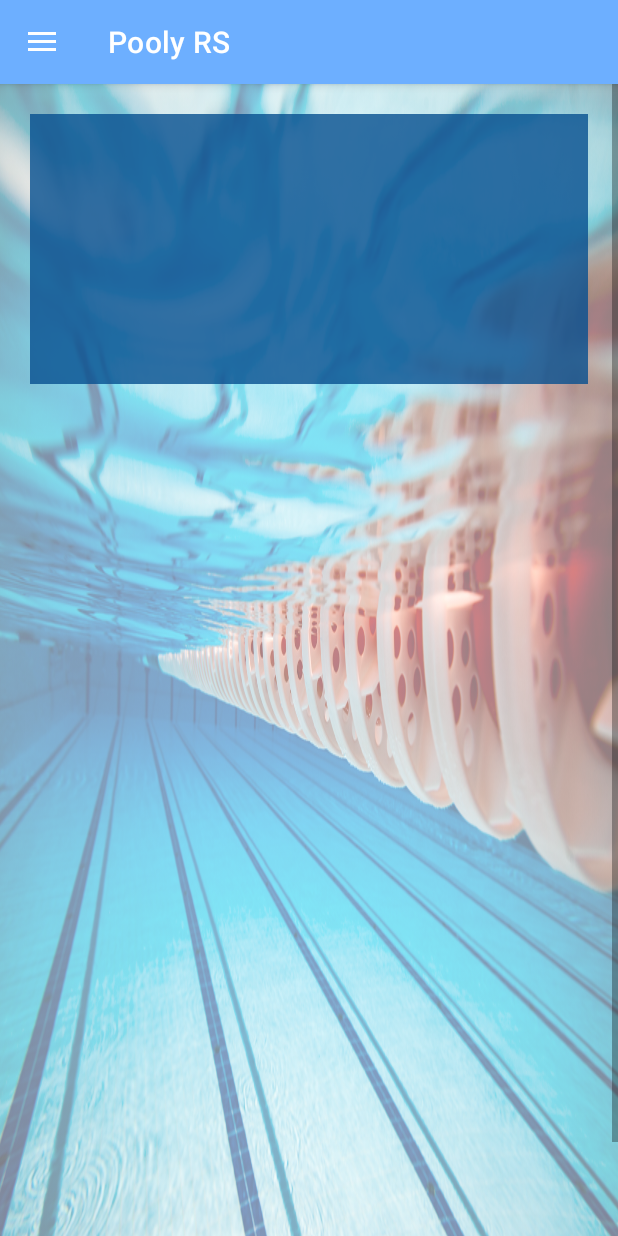
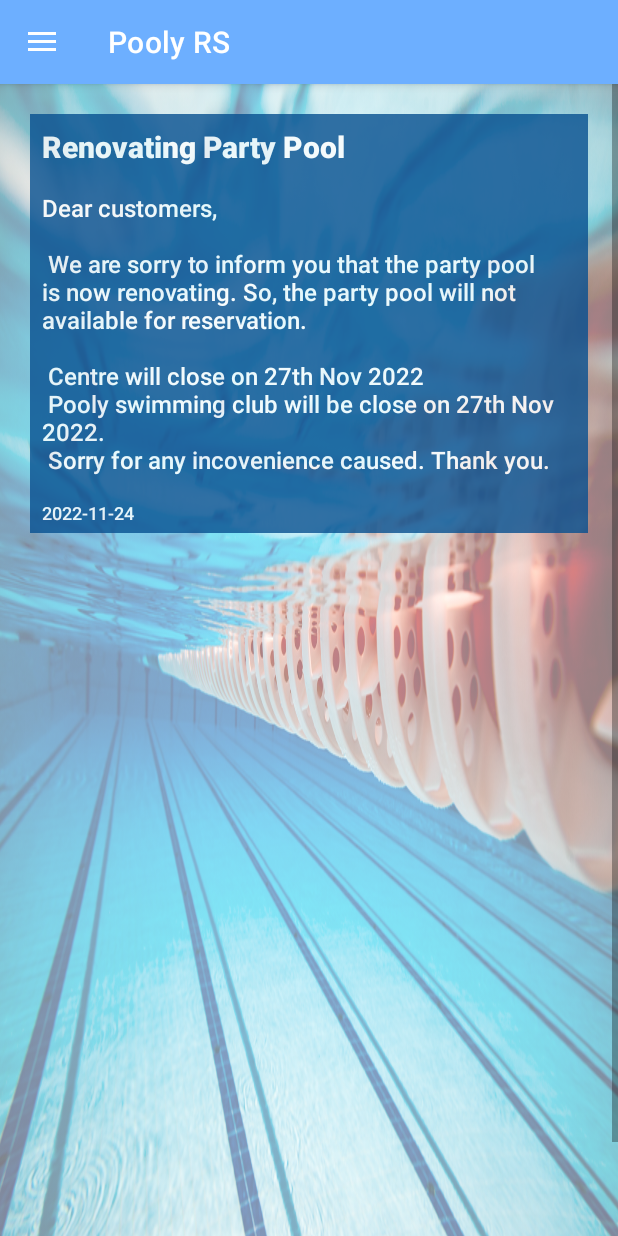
Before and after one commit to CrazyJoey4/SwimmingPoolReservationSystem, an Android app: the MainActivity screen opened directly, with no data from a screen before it, in the side drawer, after a tap on "Announcement", on a phone screen of 412 x 824 dp. Run offline under Robolectric (Android 15) with nearby library versions, the phone set to English and light mode, and no system bars; our stand-ins replace Firebase (no records; nobody signed in at launch, a user with empty details on screens opened directly); libraries missing offline, so code that uses them is left out: com.denzcoskun.imageslider; 8 statements that could not run were skipped.

Commit message:
Version update

```diff
--- a/SwimmingPool_RS/app/src/main/AndroidManifest.xml
+++ b/SwimmingPool_RS/app/src/main/AndroidManifest.xml
@@ -24,6 +24,9 @@
         <activity
             android:name=".MainActivity"
             android:exported="false" />
+        <activity
+            android:name=".EditActivity"
+            android:exported="false" />
 
         <activity
             android:name=".LoginActivity"
--- a/SwimmingPool_RS/app/src/main/java/com/example/swimmingpool_rs/AnnouncementFragment.java
+++ b/SwimmingPool_RS/app/src/main/java/com/example/swimmingpool_rs/AnnouncementFragment.java
@@ -60,6 +60,11 @@ public class AnnouncementFragment extends Fragment {
             aContent.setText(a.getContent());
             aDate.setText(a.getDatetime());
         }
-
+        else
+        {
+            aTitle.setText(R.string.notice);
+            aContent.setText(R.string.content);
+            aDate.setText("2022-11-24");
+        }
     }
 }
--- a/SwimmingPool_RS/app/src/main/java/com/example/swimmingpool_rs/DBHandler.java
+++ b/SwimmingPool_RS/app/src/main/java/com/example/swimmingpool_rs/DBHandler.java
@@ -131,7 +131,7 @@ public class DBHandler extends SQLiteOpenHelper {
 
     @SuppressLint("Range")
     public Profile getUserDetails(String username) {
-        String sql = "SELECT * FROM users WHERE Username = " + username + ";";
+        String sql = "SELECT * FROM users WHERE Username = '" + username + "';";
 
         Cursor c = null;
         Profile entry = null;
--- a/SwimmingPool_RS/app/src/main/java/com/example/swimmingpool_rs/ProfileFragment.java
+++ b/SwimmingPool_RS/app/src/main/java/com/example/swimmingpool_rs/ProfileFragment.java
@@ -12,11 +12,14 @@ import android.widget.TextView;
 import androidx.annotation.NonNull;
 import androidx.annotation.Nullable;
 import androidx.fragment.app.Fragment;
+import androidx.fragment.app.FragmentManager;
+import androidx.fragment.app.FragmentTransaction;
 
 import com.google.android.material.navigation.NavigationView;
 
 public class ProfileFragment extends Fragment {
     private DBHandler dbHandler;
+    private Profile profile;
 
     @Nullable
     @Override
@@ -40,23 +43,30 @@ public class ProfileFragment extends Fragment {
         TextView pEmail = view.findViewById(R.id.et_email);
         TextView pContact = view.findViewById(R.id.et_contact);
 
-        Profile profile = new Profile();
-        profile = dbHandler.getUserDetails(navUsername.toString());
+        dbHandler = new DBHandler(getActivity());
 
-        pUsername.setText(profile.getUsername());
-        pFname.setText(profile.getUser_fullname());
-        pDob.setText(profile.getUser_dob());
-        pGender.setText(profile.getUser_gender());
-        pEmail.setText(profile.getUser_email());
-        pContact.setText(profile.getUser_contact());
+        if(name != null)
+        {
+            profile = dbHandler.getUserDetails(name);
 
+            if(profile != null)
+            {
+                pUsername.setText(profile.getUsername());
+                pFname.setText(profile.getUser_fullname());
+                pDob.setText(profile.getUser_dob());
+                pGender.setText(profile.getUser_gender());
+                pEmail.setText(profile.getUser_email());
+                pContact.setText(profile.getUser_contact());
+            }
+        }
 
         ImageButton editProfile = view.findViewById(R.id.editProfile);
+
         editProfile.setOnClickListener(new View.OnClickListener() {
             @Override
             public void onClick(View v) {
-                Intent intent = new Intent(getActivity(), EditActivity.class);
-                startActivity(intent);
+                Intent in = new Intent(getActivity(), EditActivity.class);
+                startActivity(in);
             }
         });
     }
--- a/SwimmingPool_RS/app/src/main/res/layout/fragment_announcement.xml
+++ b/SwimmingPool_RS/app/src/main/res/layout/fragment_announcement.xml
@@ -9,7 +9,7 @@
 
     <FrameLayout
         android:layout_width="match_parent"
-        android:layout_height="match_parent"
+        android:layout_height="wrap_content"
         android:background="@drawable/swimming_back"
         android:backgroundTint="#80FFFFFF"
         android:backgroundTintMode="src_over"
@@ -27,7 +27,7 @@
             <TextView
                 android:id="@+id/annTitle"
                 android:layout_width="match_parent"
-                android:layout_height="50dp"
+                android:layout_height="wrap_content"
                 android:padding="8dp"
                 android:textColor="@color/white"
                 android:textSize="20dp"
@@ -36,8 +36,8 @@
 
             <TextView
                 android:id="@+id/annContent"
-                android:layout_width="match_parent"
-                android:layout_height="100dp"
+                android:layout_width="wrap_content"
+                android:layout_height="wrap_content"
                 android:padding="8dp"
                 android:textColor="@color/white"
                 android:textSize="16dp"
@@ -45,7 +45,7 @@
 
             <TextView
                 android:id="@+id/annDate"
-                android:layout_width="match_parent"
+                android:layout_width="wrap_content"
                 android:layout_height="30dp"
                 android:padding="8dp"
                 android:textColor="@color/white"
--- a/SwimmingPool_RS/app/src/main/res/values/strings.xml
+++ b/SwimmingPool_RS/app/src/main/res/values/strings.xml
@@ -30,6 +30,14 @@
     <string name="birth_date">Date of Birth</string>
     <string name="gender">Gender</string>
     <string name="contact">Contact</string>
+    <string name="notice">Renovating Party Pool</string>
+    <string name="content">Dear customers,\n\n
+
+We are sorry to inform you that the party pool is now renovating. So, the party pool will not available for reservation.\n\n
+Centre will close on 27th Nov 2022\n
+
+Pooly swimming club will be close on 27th Nov 2022.\n
+Sorry for any incovenience caused. Thank you.</string>
 
     <color name="blue">#21425A</color>
     <color name="annblue">#075090</color>
```
